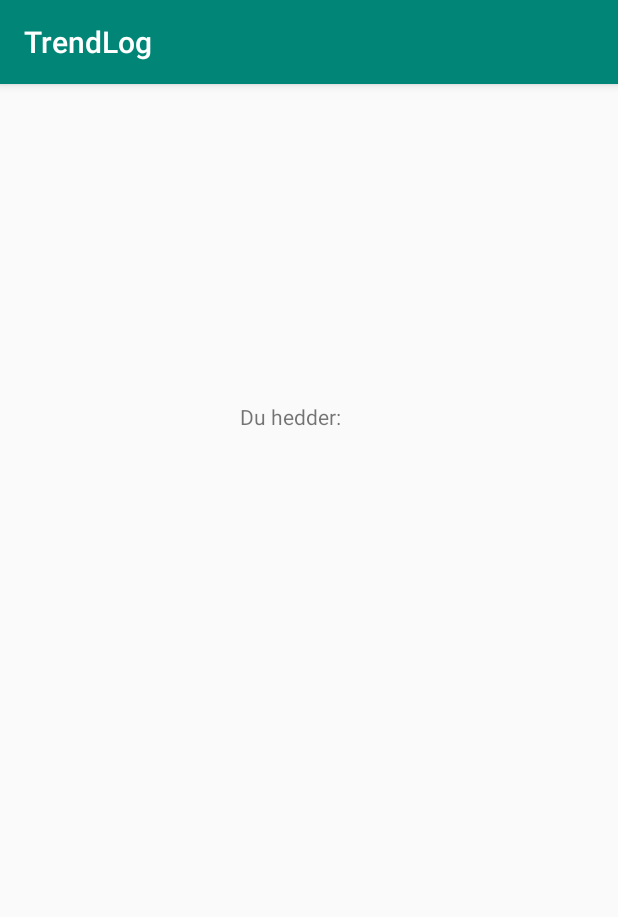
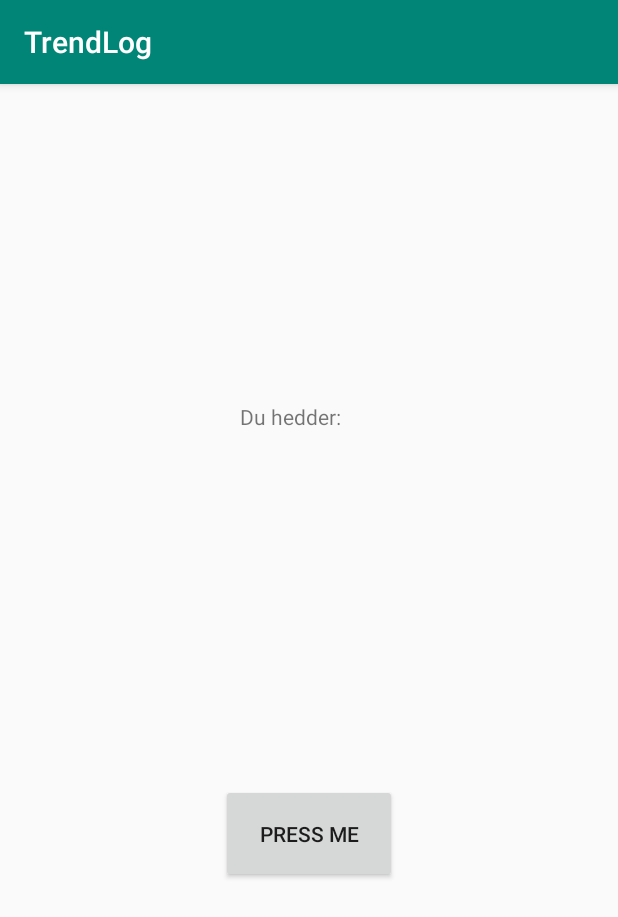
Before and after one commit to kenniholm/Testapp, an Android app: the Main2Activity screen opened directly, with no data from a screen before it, on a phone screen of 412 x 824 dp. Shown: the top 917 px of the screen. Run offline under Robolectric (Android 15) with nearby library versions, the phone set to English and light mode, and no system bars.

Commit message:
Fixed some shit

```diff
--- a/app/src/main/java/com/example/trendlog/Main2Activity.kt
+++ b/app/src/main/java/com/example/trendlog/Main2Activity.kt
@@ -4,25 +4,28 @@ import androidx.appcompat.app.AppCompatActivity
 import android.os.Bundle
 import android.content.Intent
 import android.view.View
+import android.widget.Button
 import android.widget.TextView
+import android.widget.Toast
 import kotlinx.android.synthetic.main.activity_main.*
 import kotlinx.android.synthetic.main.activity_main2.*
 
 class Main2Activity : AppCompatActivity() {
 
     lateinit var textView: TextView
+    lateinit var button: Button
 
     override fun onCreate(savedInstanceState: Bundle?) {
         super.onCreate(savedInstanceState)
         setContentView(R.layout.activity_main2)
 
+        textView = findViewById(R.id.textView2)
+        button = findViewById(R.id.button)
+
         val testString = intent.getStringExtra("FullName")
-        textView = findViewById(R.id.textView2)
         textView.text = testString
-
-
+        button.setOnClickListener{
+            Toast.makeText(this,"$testString er sej", Toast.LENGTH_LONG).show()
+        }
     }
-
-
-
 }
--- a/app/src/main/java/com/example/trendlog/MainActivity.kt
+++ b/app/src/main/java/com/example/trendlog/MainActivity.kt
@@ -26,7 +26,6 @@ class MainActivity : AppCompatActivity() {
             submit()
         }
     }
-
     fun submit(){
         val Name = editText.text.toString()
         val LastName = editEfternavn.text.toString()
--- a/app/src/main/res/layout/activity_main2.xml
+++ b/app/src/main/res/layout/activity_main2.xml
@@ -7,6 +7,7 @@
     tools:context=".Main2Activity">
 
     <TextView
+        android:id="@+id/textView3"
         android:layout_width="wrap_content"
         android:layout_height="wrap_content"
         android:text="@string/NavnOgEfternavn"
@@ -28,4 +29,15 @@
         app:layout_constraintStart_toStartOf="parent"
         app:layout_constraintTop_toTopOf="parent"
         app:layout_constraintVertical_bias="0.327" />
+
+    <Button
+        android:id="@+id/button"
+        android:layout_width="117dp"
+        android:layout_height="66dp"
+        android:text="@string/press_me"
+        app:layout_constraintBottom_toBottomOf="parent"
+        app:layout_constraintEnd_toEndOf="parent"
+        app:layout_constraintStart_toStartOf="parent"
+        app:layout_constraintTop_toBottomOf="@+id/textView3" />
+
 </androidx.constraintlayout.widget.ConstraintLayout>
--- a/app/src/main/res/values/strings.xml
+++ b/app/src/main/res/values/strings.xml
@@ -5,4 +5,5 @@
     <string name="Efternavn">Skriv dit Efternavn</string>
     <string name="NavnOgEfternavn">Du hedder:</string>
     <string name="nxtpage">Næste side</string>
+    <string name="press_me">Press me</string>
 </resources>
```
